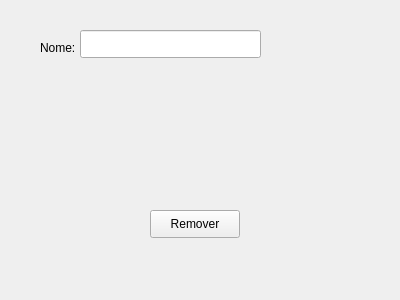
This is SistemaDeMatriculas-V0/removecurso.ui in leonardopereira10/UEG as Qt 5 draws it before an edit. The edited form follows.
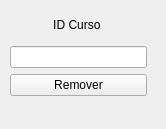
This is the edited form. Icons and pictures are not drawn.

Commit message: Remover Curso

Diff of the .ui file:
```diff
--- a/SistemaDeMatriculas-V0/removecurso.ui
+++ b/SistemaDeMatriculas-V0/removecurso.ui
@@ -6,61 +6,41 @@
    <rect>
     <x>0</x>
     <y>0</y>
-    <width>400</width>
-    <height>300</height>
+    <width>166</width>
+    <height>129</height>
    </rect>
   </property>
   <property name="windowTitle">
    <string>Form</string>
   </property>
-  <widget class="QLabel" name="label">
+  <widget class="QWidget" name="layoutWidget">
    <property name="geometry">
     <rect>
-     <x>40</x>
-     <y>40</y>
-     <width>41</width>
-     <height>16</height>
+     <x>10</x>
+     <y>10</y>
+     <width>137</width>
+     <height>86</height>
     </rect>
    </property>
-   <property name="text">
-    <string>Nome: </string>
-   </property>
-  </widget>
-  <widget class="QPushButton" name="pushButton">
-   <property name="geometry">
-    <rect>
-     <x>150</x>
-     <y>210</y>
-     <width>90</width>
-     <height>28</height>
-    </rect>
-   </property>
-   <property name="text">
-    <string>Remover</string>
-   </property>
-  </widget>
-  <widget class="QLineEdit" name="lineEdit">
-   <property name="geometry">
-    <rect>
-     <x>80</x>
-     <y>30</y>
-     <width>181</width>
-     <height>28</height>
-    </rect>
-   </property>
-  </widget>
-  <widget class="QLabel" name="label_2">
-   <property name="geometry">
-    <rect>
-     <x>290</x>
-     <y>20</y>
-     <width>91</width>
-     <height>101</height>
-    </rect>
-   </property>
-   <property name="text">
-    <string>&lt;html&gt;&lt;head/&gt;&lt;body&gt;&lt;p&gt;&lt;img src=&quot;:/recursos/Imagens/Curso.png&quot; heigth=&quot;90&quot; width=&quot;90&quot; /&gt;&lt;/p&gt;&lt;/body&gt;&lt;/html&gt;</string>
-   </property>
+   <layout class="QGridLayout" name="gridLayout">
+    <item row="4" column="0">
+     <widget class="QPushButton" name="pushButton">
+      <property name="text">
+       <string>Remover</string>
+      </property>
+     </widget>
+    </item>
+    <item row="1" column="0">
+     <widget class="QLabel" name="label">
+      <property name="text">
+       <string>&lt;html&gt;&lt;head/&gt;&lt;body&gt;&lt;p align=&quot;center&quot;&gt;ID Curso &lt;/p&gt;&lt;/body&gt;&lt;/html&gt;</string>
+      </property>
+     </widget>
+    </item>
+    <item row="2" column="0">
+     <widget class="QLineEdit" name="lineEdit"/>
+    </item>
+   </layout>
   </widget>
  </widget>
  <resources/>
```
Left out of the diff: 4 changed lines with no effect on the pictures. The commit also changes 41 other files.
